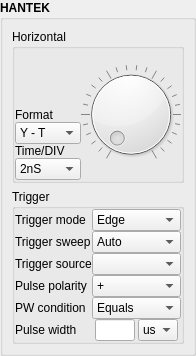
Before: the Qt Designer form config.ui in anatoltrush/OscillO, drawn with Qt 5.
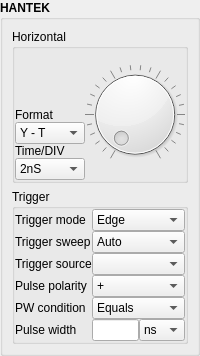
After: the same form once the commit is applied.

```diff
--- a/config.ui
+++ b/config.ui
@@ -6,7 +6,7 @@
    <rect>
     <x>0</x>
     <y>0</y>
-    <width>184</width>
+    <width>200</width>
     <height>356</height>
    </rect>
   </property>
@@ -535,7 +535,7 @@
                </property>
                <property name="maximumSize">
                 <size>
-                 <width>40</width>
+                 <width>50</width>
                  <height>16777215</height>
                 </size>
                </property>
@@ -550,7 +550,7 @@
               <widget class="QComboBox" name="cBPulseUnit">
                <property name="maximumSize">
                 <size>
-                 <width>40</width>
+                 <width>50</width>
                  <height>16777215</height>
                 </size>
                </property>
@@ -559,11 +559,26 @@
                  <bold>false</bold>
                 </font>
                </property>
+               <item>
+                <property name="text">
+                 <string>ns</string>
+                </property>
+               </item>
                <item>
                 <property name="text">
                  <string>us</string>
                 </property>
                </item>
+               <item>
+                <property name="text">
+                 <string>ms</string>
+                </property>
+               </item>
+               <item>
+                <property name="text">
+                 <string>s</string>
+                </property>
+               </item>
               </widget>
              </item>
             </layout>
```
